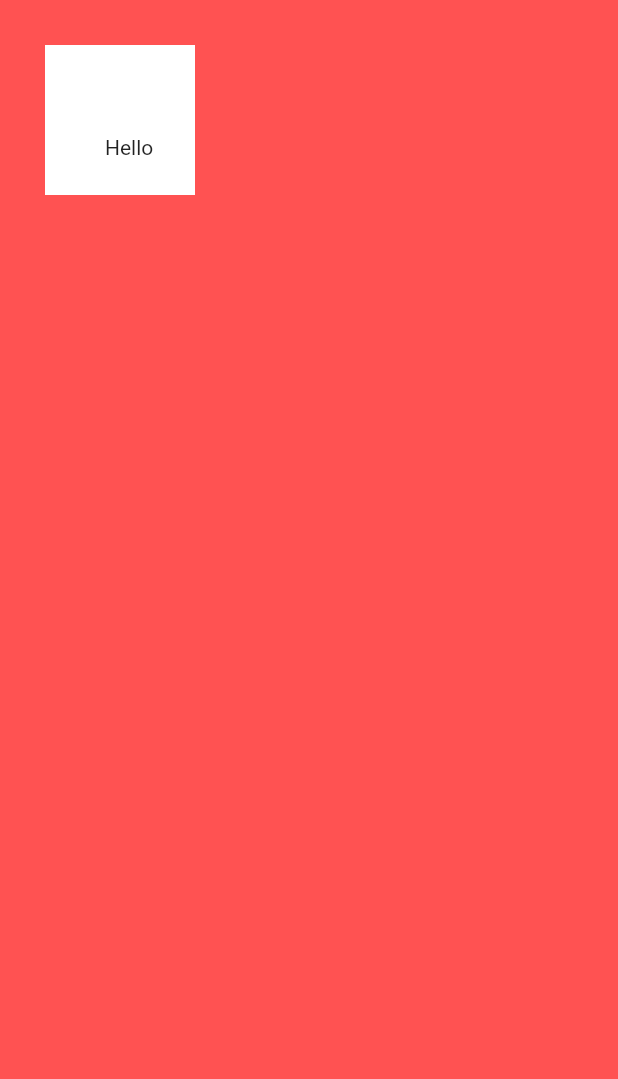
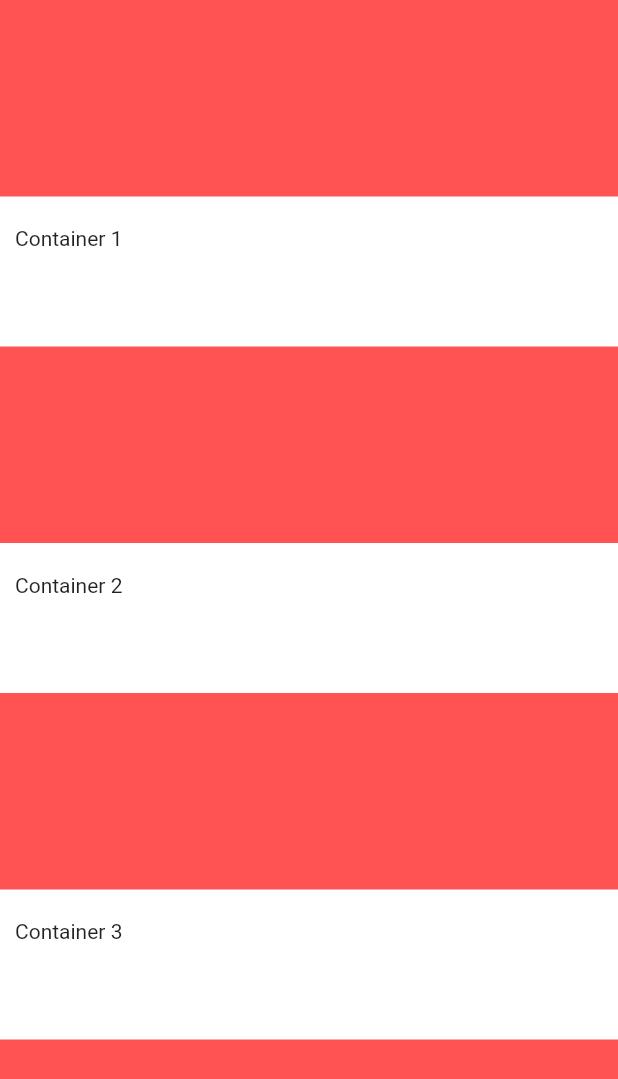
Before and after one commit to tddyer/biz-me, a Flutter app: the screen it shows after launch, on a phone screen of 412 x 824 dp. Shown: the top 1079 px of the screen. Run offline on Flutter 3.47's test engine with Material 2 defaults, Android fonts, the phone set to English and light mode, and no system bars.

Commit message:
added three containers into a column to play around with col/row spacing

```diff
--- a/lib/main.dart
+++ b/lib/main.dart
@@ -11,13 +11,32 @@ class MyApp extends StatelessWidget {
       home: Scaffold(
         backgroundColor: Colors.redAccent[200],
         body: SafeArea(
-          child: Container(
-            height: 100.0,
-            width: 100.0,
-            margin: EdgeInsets.only(left: 30, top: 30),
-            padding: EdgeInsets.fromLTRB(40, 60, 20, 20),
-            color: Colors.white,
-            child: Text('Hello'),
+          child: Column(
+            mainAxisAlignment: MainAxisAlignment.spaceEvenly,
+            crossAxisAlignment: CrossAxisAlignment.stretch,
+            children: <Widget>[
+              Container(
+                height: 100.0,
+                width: 200.0,
+                padding: EdgeInsets.symmetric(vertical: 20, horizontal: 10),
+                color: Colors.white,
+                child: Text('Container 1'),
+              ),
+              Container(
+                height: 100.0,
+                width: 200.0,
+                padding: EdgeInsets.symmetric(vertical: 20, horizontal: 10),
+                color: Colors.white,
+                child: Text('Container 2'),
+              ),
+              Container(
+                height: 100.0,
+                width: 200.0,
+                padding: EdgeInsets.symmetric(vertical: 20, horizontal: 10),
+                color: Colors.white,
+                child: Text('Container 3'),
+              ),
+            ],
           ),
         ),
       ),
```
